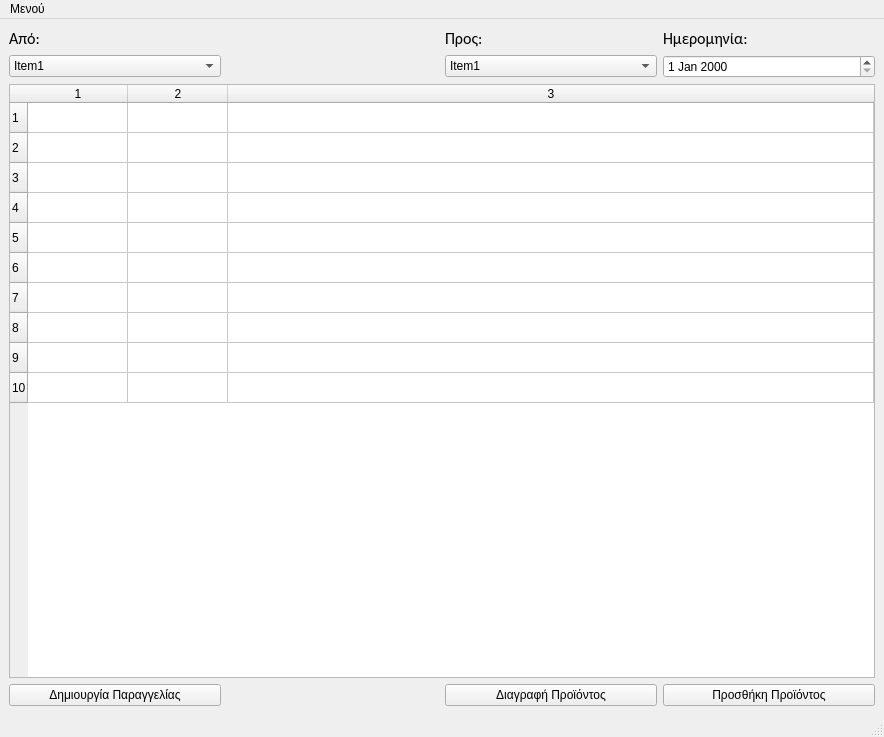
First picture: the form in testUI.ui, repository Combustiblemon/Hotel-internal-orders, before the edit.
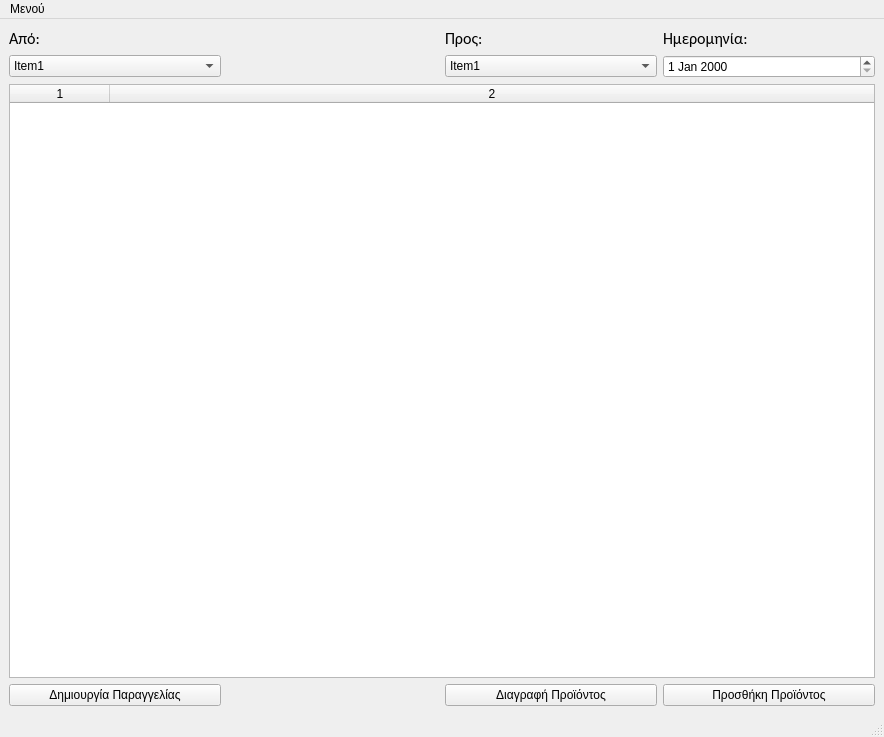
Second picture: the form after the edit.

```diff
--- a/testUI.ui
+++ b/testUI.ui
@@ -141,35 +141,27 @@
       <property name="focusPolicy">
        <enum>Qt::WheelFocus</enum>
       </property>
+      <property name="sizeAdjustPolicy">
+       <enum>QAbstractScrollArea::AdjustToContents</enum>
+      </property>
       <property name="rowCount">
-       <number>10</number>
+       <number>0</number>
       </property>
       <property name="columnCount">
-       <number>3</number>
+       <number>2</number>
       </property>
-      <attribute name="horizontalHeaderMinimumSectionSize">
-       <number>1</number>
+      <attribute name="horizontalHeaderHighlightSections">
+       <bool>false</bool>
+      </attribute>
+      <attribute name="horizontalHeaderShowSortIndicator" stdset="0">
+       <bool>false</bool>
       </attribute>
       <attribute name="horizontalHeaderStretchLastSection">
        <bool>true</bool>
       </attribute>
-      <attribute name="verticalHeaderMinimumSectionSize">
-       <number>0</number>
-      </attribute>
       <attribute name="verticalHeaderStretchLastSection">
        <bool>false</bool>
       </attribute>
-      <row/>
-      <row/>
-      <row/>
-      <row/>
-      <row/>
-      <row/>
-      <row/>
-      <row/>
-      <row/>
-      <row/>
-      <column/>
       <column/>
       <column/>
      </widget>
```
Left out of the diff: 5 changed lines with no effect on the pictures.
